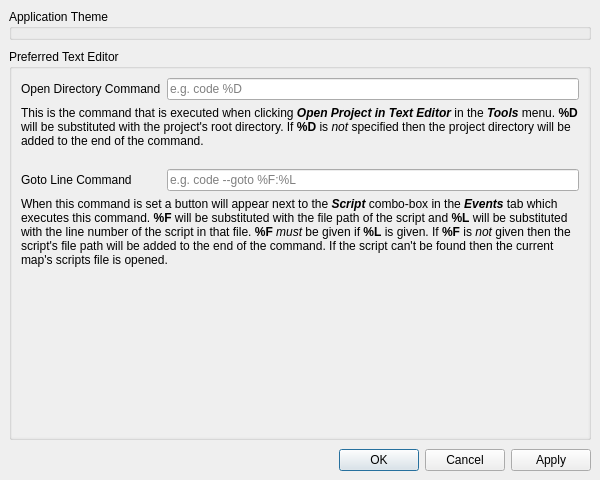
Before: the Qt Designer form forms/preferenceeditor.ui in huderlem/porymap, drawn with Qt 5.
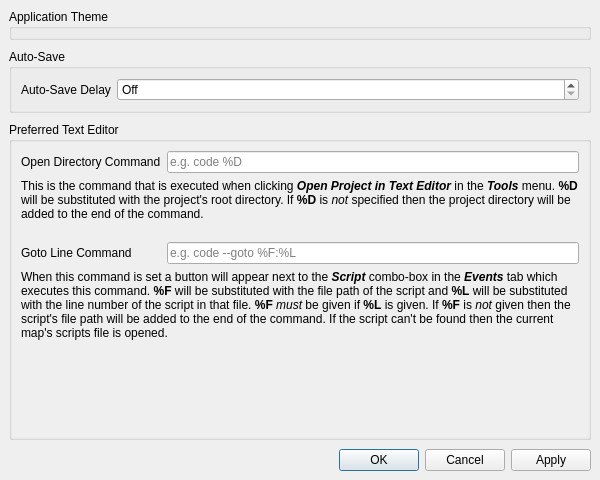
After: the same form once the commit is applied.

Commit message: Add auto-save timer feature

The edit to the form file:
```diff
--- a/forms/preferenceeditor.ui
+++ b/forms/preferenceeditor.ui
@@ -31,6 +31,62 @@
       </property>
      </widget>
     </item>
+    <item>
+     <widget class="QGroupBox" name="groupBox_AutoSave">
+      <property name="title">
+       <string>Auto-Save</string>
+      </property>
+      <layout class="QGridLayout" name="gridLayout_3">
+       <item row="0" column="1">
+        <widget class="QSpinBox" name="spinBox_AutoSaveDelay">
+         <property name="sizePolicy">
+          <sizepolicy hsizetype="Expanding" vsizetype="Fixed">
+           <horstretch>0</horstretch>
+           <verstretch>0</verstretch>
+          </sizepolicy>
+         </property>
+         <property name="buttonSymbols">
+          <enum>QAbstractSpinBox::UpDownArrows</enum>
+         </property>
+         <property name="specialValueText">
+          <string>Off</string>
+         </property>
+         <property name="accelerated">
+          <bool>true</bool>
+         </property>
+         <property name="correctionMode">
+          <enum>QAbstractSpinBox::CorrectToNearestValue</enum>
+         </property>
+         <property name="showGroupSeparator" stdset="0">
+          <bool>false</bool>
+         </property>
+         <property name="suffix">
+          <string>ms</string>
+         </property>
+         <property name="maximum">
+          <number>1200000</number>
+         </property>
+         <property name="singleStep">
+          <number>500</number>
+         </property>
+         <property name="stepType">
+          <enum>QAbstractSpinBox::DefaultStepType</enum>
+         </property>
+         <property name="value">
+          <number>0</number>
+         </property>
+        </widget>
+       </item>
+       <item row="0" column="0">
+        <widget class="QLabel" name="label_AutoSaveDelay">
+         <property name="text">
+          <string>Auto-Save Delay</string>
+         </property>
+        </widget>
+       </item>
+      </layout>
+     </widget>
+    </item>
     <item>
      <widget class="QGroupBox" name="groupBox_TextEditor">
       <property name="title">
@@ -65,8 +121,8 @@
            <rect>
             <x>0</x>
             <y>0</y>
-            <width>582</width>
-            <height>372</height>
+            <width>570</width>
+            <height>307</height>
            </rect>
           </property>
           <layout class="QGridLayout" name="gridLayout_2">
```
The commit also changes 5 other files.
